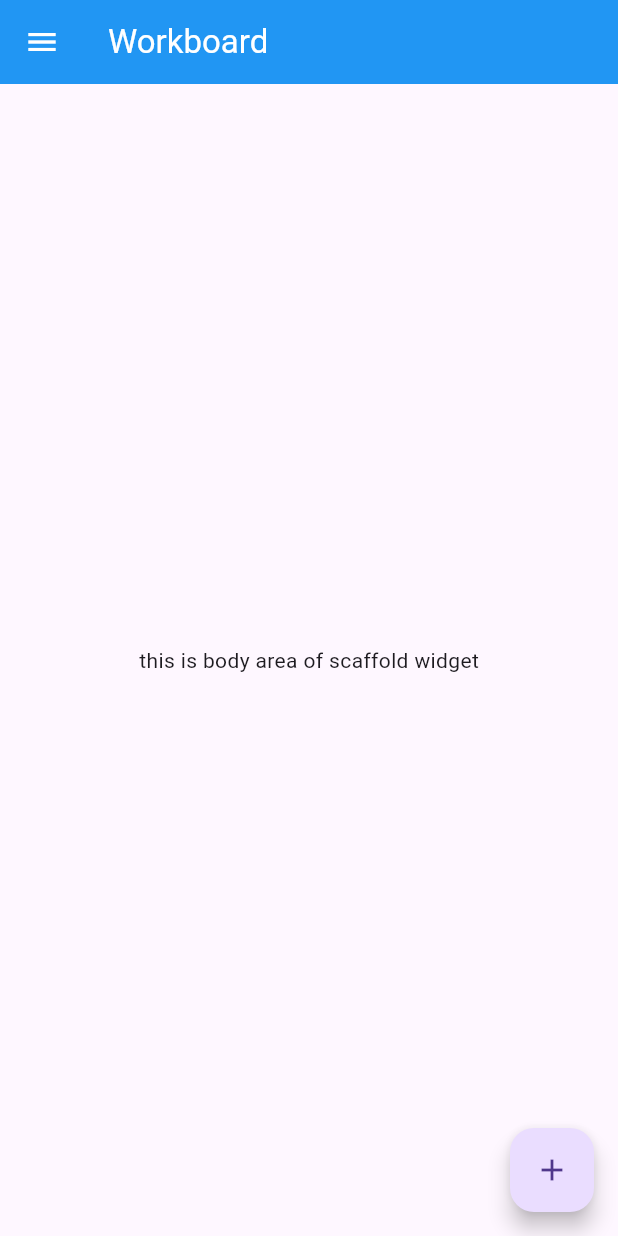
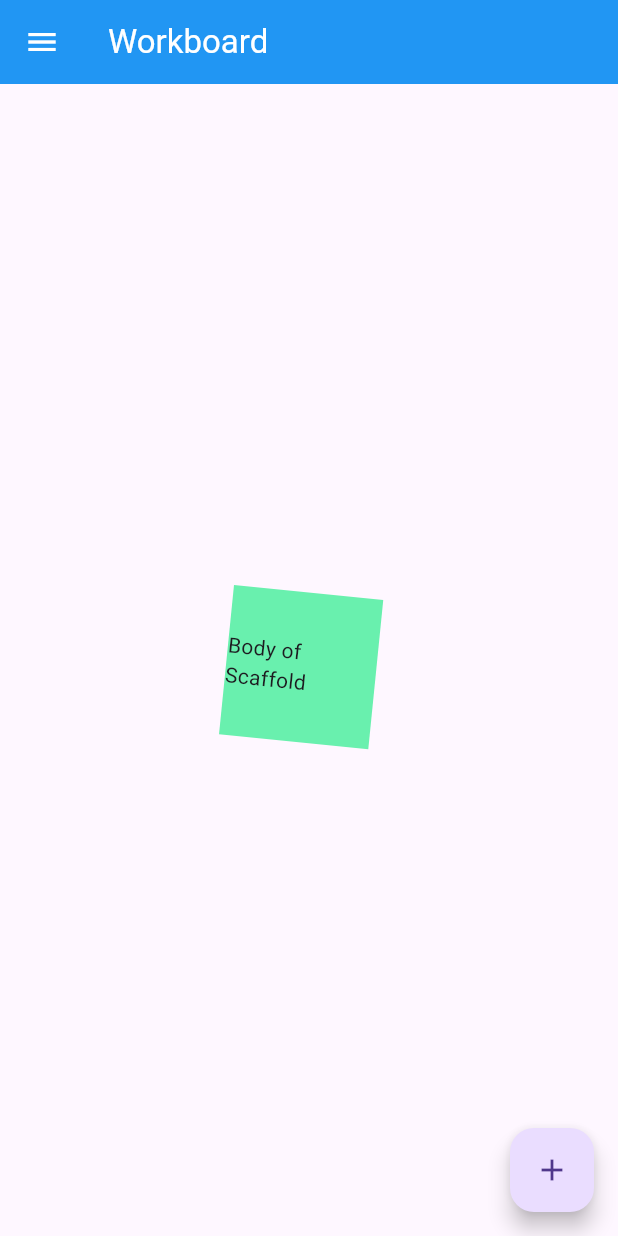
Before and after one commit to GULREX/flutter_challenge, a Flutter app: the screen it shows after launch, on a phone screen of 412 x 824 dp. Run offline on Flutter 3.47's test engine with Material 3 defaults, Android fonts, the phone set to English and light mode, and no system bars.

Commit message:
3-center and container widget

```diff
--- a/lib/main.dart
+++ b/lib/main.dart
@@ -19,7 +19,13 @@ class MyApp extends StatelessWidget {
           foregroundColor: Colors.white,
         ),
         body: Center(
-          child: Text("this is body area of scaffold widget"),
+          child: Container(
+            transform: Matrix4.rotationZ(0.1),
+            width: 100,
+            height: 100,
+            color: Colors.greenAccent,
+            child: Center(child: Text("Body of Scaffold")),
+          ),
         ),
         floatingActionButton: FloatingActionButton(
           onPressed: (){},
```
